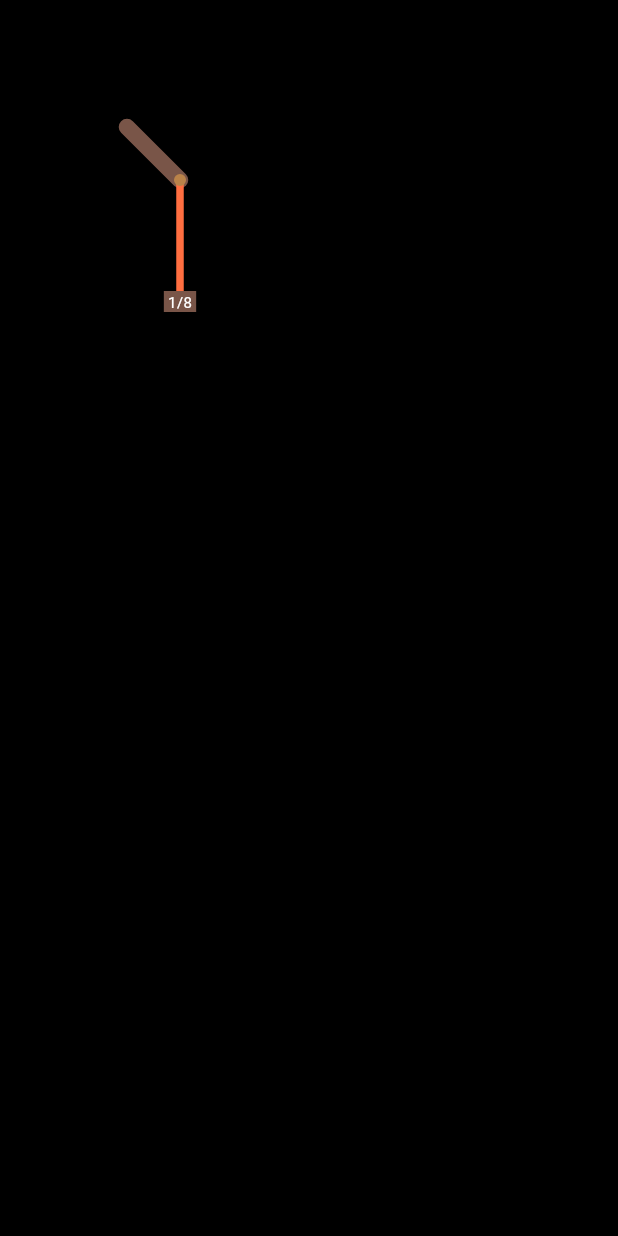
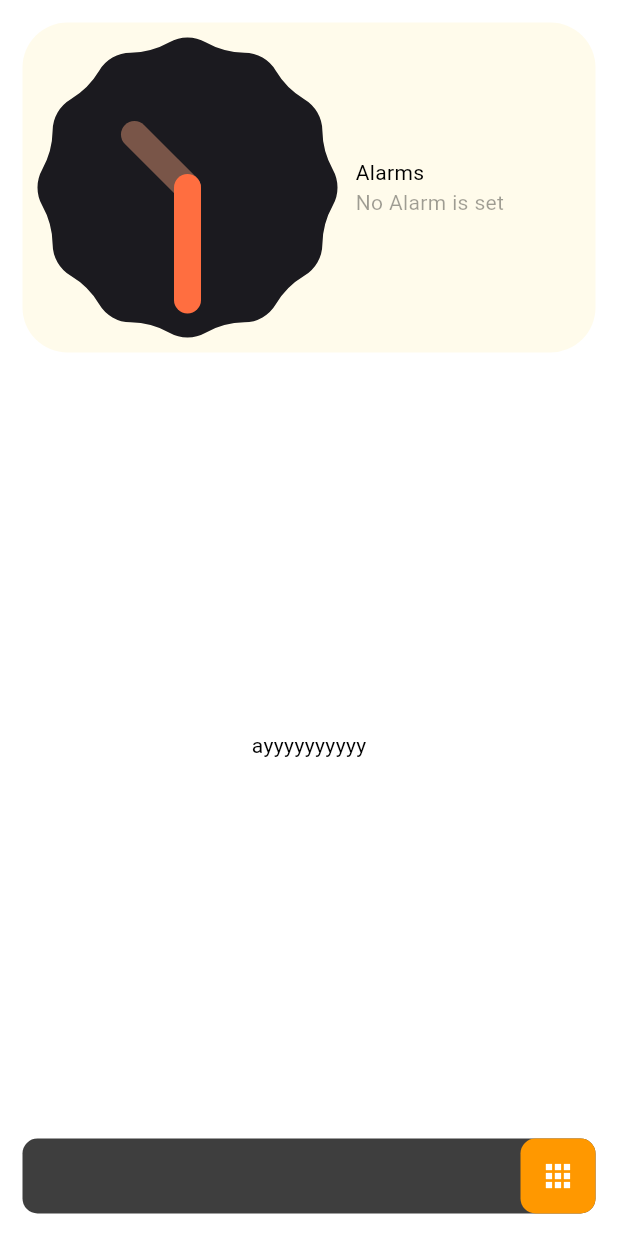
Before and after one commit to hamed-aadi/looncher, a Flutter app: the screen it shows after launch, on a phone screen of 412 x 824 dp. Run offline on Flutter 3.47's test engine with Material 3 defaults, Android fonts, the phone set to English and light mode, and no system bars.

Commit message:
kotlin apps alarms

```diff
--- a/lib/data/alarms.dart
+++ b/lib/data/alarms.dart
@@ -3,11 +3,9 @@ import 'dart:async';
 import 'package:flutter/material.dart';
 import 'package:flutter/services.dart';
 
+import 'package:provider/provider.dart';
 
 class AlarmsModel extends ChangeNotifier {
-  AlarmsModel() {
-    getAlarm();
-  }
 
   final alarmsChannel = const MethodChannel('com.hamedaadi.looncher/alarms');
   String? remainingTime;
--- a/lib/data/apps.dart
+++ b/lib/data/apps.dart
@@ -2,7 +2,6 @@ import 'dart:async';
 
 import 'package:flutter/material.dart';
 import 'package:flutter/services.dart';
-
 
 class App {
   String name;
@@ -36,7 +35,7 @@ class InstalledAppsModel extends ChangeNotifier {
     notifyListeners();
   }
 
-  void addApp(Map<String, dynamic> app) {
+  void addApp(Map app) {
     deviceApps
     ..add(App(
         name: app["name"],
--- a/lib/data/settings.dart
+++ b/lib/data/settings.dart
@@ -1,31 +1,30 @@
 import 'package:flutter/material.dart';
 
 import 'package:looncher/themes/you.dart';
+import 'package:looncher/widgets/hometile_time.dart';
+import 'package:looncher/widgets/hometile_approw.dart';
 
-class GlobalSettingsProvider extends ChangeNotifier {
+class SettingsProvider extends ChangeNotifier {
 
   var theme = You();
+
   StarBorder clockShape = scallopBorder;
-  Color background = Colors.black;
 
-  void changeBackground() {
-    if (background == Colors.black) {
-      background == Colors.green;
-    } else {
-      background == Colors.black;
-    }
-    notifyListeners();
-  }
-
-  void setTheme(dynamic theme) {
-    theme = theme;
-    notifyListeners();
-  }
+  // void setTheme(dynamic theme) {
+  //   theme = theme;
+  //   notifyListeners();
+  // }
 
   void setClockShape({required bool scallop}) {
     clockShape = (scallop ? scallopBorder : octagonBorder);
     notifyListeners();
   }
+
+  List<Widget> homeScreenWidgets = const [
+    TimeTile(),
+    Text("ayyyyyyyyyy"),
+    AppRowTile(),
+  ];
 
 }
 
--- a/lib/main.dart
+++ b/lib/main.dart
@@ -1,18 +1,20 @@
 import 'package:flutter/material.dart';
+import 'package:flutter/services.dart';
 
 import 'package:provider/provider.dart';
 
 import 'package:looncher/data/settings.dart';
 import 'package:looncher/data/alarms.dart';
-import 'package:looncher/data/receivers.dart';
+import 'package:looncher/data/apps.dart';
 import 'package:looncher/page_home.dart';
 
 void main() {
   runApp(
     MultiProvider(
       providers: [
-        ChangeNotifierProvider(create: (context) => GlobalSettingsProvider()),
+        ChangeNotifierProvider(create: (context) => SettingsProvider()),
         ChangeNotifierProvider(create: (context) => AlarmsModel()),
+        ChangeNotifierProvider(create: (context) => InstalledAppsModel()),
       ],
       child: const Launcher()
   ));
@@ -23,12 +25,10 @@ class Launcher extends StatelessWidget {
 
   @override
   Widget build(BuildContext context) {
-    initializeChangeChannel(context);
-    return Consumer<GlobalSettingsProvider>(
-      builder: (context, looncherTheme, _) {
+    initReceivers(context);
     return MaterialApp(
-          theme: looncherTheme.theme.lightTheme,
-          darkTheme: looncherTheme.theme.darkTheme,
+      theme: Provider.of<SettingsProvider>(context).theme.lightTheme,
+      darkTheme: Provider.of<SettingsProvider>(context).theme.darkTheme,
       themeMode: ThemeMode.system,
       debugShowCheckedModeBanner: false,
       home: const PopScope(
@@ -36,6 +36,26 @@ class Launcher extends StatelessWidget {
         child: HomePage())
     );
   }
-    );
 }
+
+void initReceivers(BuildContext context) {
+  const appChannel = MethodChannel('com.hamedaadi.looncher/appReceivers');
+  appChannel.setMethodCallHandler((call) async {
+      switch (call.method) {
+        case 'onAppAdded':
+        var app = call.arguments;
+        Provider.of<InstalledAppsModel>(context, listen: false).addApp(app);
+        break;
+        case 'onAppRemoved':
+        String packageName = call.arguments;
+        Provider.of<InstalledAppsModel>(context, listen: false).removeApp(packageName);
+        break;
+        default:
+        throw MissingPluginException('Not implemented: ${call.method}');
       }
+  });
+  const genChannel = MethodChannel('com.hamedaadi.looncher/genReceivers');
+  genChannel.setMethodCallHandler((_) async {
+      Provider.of<AlarmsModel>(context, listen: false).getAlarm();
+  });
+}
--- /dev/null
+++ b/lib/nowplaying.dart
@@ -0,0 +1 @@
+import 'package:flutter/material.dart';
--- a/lib/page_home.dart
+++ b/lib/page_home.dart
@@ -2,8 +2,6 @@ import 'package:flutter/material.dart';
 import 'package:provider/provider.dart';
 
 import 'data/settings.dart';
-import 'package:looncher/widgets/hometile_approw.dart';
-import 'package:looncher/widgets/hometile_time.dart';
 
 class HomePage extends StatelessWidget {
   const HomePage({super.key});
@@ -11,12 +9,12 @@ class HomePage extends StatelessWidget {
   Widget build(BuildContext context) {
     return  SafeArea(
       child: Scaffold(
-        backgroundColor: Provider.of<GlobalSettingsProvider>(context).background,
         body: Container(        //add gesture detector
-          child: const  Column(
-            children: [         //replace with list from settings
-              TimeTile(),
-            ],
+          padding: EdgeInsets.all(15),
+          child: Column(
+            mainAxisAlignment: MainAxisAlignment.spaceBetween,
+            children: Provider.of<SettingsProvider>(
+              context, listen: true).homeScreenWidgets,
           )
         )
       )
--- a/lib/themes/you.dart
+++ b/lib/themes/you.dart
@@ -3,25 +3,30 @@ import 'package:flutter/material.dart';
 class You {
 
   ThemeData darkTheme = ThemeData(
-    scaffoldBackgroundColor: const Color(0xFF2E3236),
+    cardColor: Color(0xff3e3e3e),
     brightness: Brightness.dark,
     colorScheme: const ColorScheme.dark()
   );
 
   ThemeData lightTheme = ThemeData(
+    cardColor: Color(0xfffffbeb),
     brightness: Brightness.light,
     colorScheme: const ColorScheme.light()
   );
 
-
-
-  final timeTileDecoration = const BoxDecoration(
-
+  BoxDecoration timeTileDecoration(context) => BoxDecoration(
+    color: Theme.of(context).cardColor,
+    borderRadius: BorderRadius.circular(30)
   );
 
+  final appRowDecoration = BoxDecoration(
+    color: Color(0xff3e3e3e),
+    borderRadius: BorderRadius.circular(10)
+  );
 
-  final buttonDecoration = const BoxDecoration(
-
+  final buttonDecoration = BoxDecoration(
+    color: Colors.orange,
+    borderRadius: BorderRadius.circular(10)
   );
 
   final settingsItemDecoration = const BoxDecoration(
--- a/lib/widgets/hometile_approw.dart
+++ b/lib/widgets/hometile_approw.dart
@@ -1 +1,35 @@
 import 'package:flutter/material.dart';
+import 'package:looncher/data/settings.dart';
+
+import 'package:provider/provider.dart';
+
+class AppRowTile extends StatelessWidget {
+  const AppRowTile({super.key});
+
+
+  @override
+  Widget build(BuildContext context) {
+    return Container(
+      decoration: Provider.of<SettingsProvider>(context).theme.appRowDecoration,
+      width: double.infinity,
+      height: 50,
+      child: Row(
+        mainAxisAlignment: MainAxisAlignment.spaceBetween,
+        children: [
+          Container(width: 100,),
+          Align(
+            alignment: Alignment.centerRight,
+            child: InkWell(
+              onTap: () {},
+              child: Container(
+                height: 50,
+                width: 50,
+                decoration:
+                Provider.of<SettingsProvider>(context).theme.buttonDecoration,
+                child: Icon(Icons.apps, color: Colors.white)),
+          ))
+        ],
+      ),
+    );
+  }
+}
--- a/lib/widgets/hometile_time.dart
+++ b/lib/widgets/hometile_time.dart
@@ -1,7 +1,6 @@
 import 'dart:async';
 import 'dart:math';
 import 'package:flutter/material.dart';
-import 'package:flutter/services.dart';
 
 import 'package:provider/provider.dart';
 
@@ -40,14 +39,15 @@ class _TimeTileState extends State<TimeTile> {
   @override
   Widget build(BuildContext context) {
     return Container(
-      margin: EdgeInsets.all(20),
-      decoration: Provider.of<GlobalSettingsProvider>(context, listen: false)
-      .theme
-      .timeTileDecoration,
+      padding: EdgeInsets.all(10),
+      decoration: Provider.of<SettingsProvider>(context, listen: false)
+      .theme.timeTileDecoration(context),
       child: InkWell(
         // TODO: change settings default apps
         onTapDown: (_) => apps.openApp("com.android.deskclock"),
-        child: Row(children: [
+        child: Row(
+          mainAxisAlignment: MainAxisAlignment.spaceBetween,
+          children: [
             _Clock(currentTime),
             _Alarms(),
       ])),
@@ -62,10 +62,19 @@ class _Alarms extends StatelessWidget {
   Widget build(BuildContext context) {
     return Container(
       width: 150,
-      child: Consumer<AlarmsModel>(
-        builder: (_, alarms, __) => Text(
-          alarms.remainingTime ?? "No Alarm is set",
-      )),
+      child: Column(
+        crossAxisAlignment: CrossAxisAlignment.start,
+        children: [
+          Text("Alarms"),
+          Consumer<AlarmsModel>(
+            builder: (_, alarms, __) => Text(
+              alarms.remainingTime ?? "No Alarm is set",
+              style: TextStyle(color:
+                Theme.of(context).disabledColor
+              ),
+          ))
+        ]
+      ),
     );
   }
 }
@@ -80,20 +89,23 @@ class _Clock extends StatelessWidget {
       width: 200,
       height: 200,
       decoration: ShapeDecoration(
-        shape: Provider.of<GlobalSettingsProvider>(
+        color: Color(0xff1b1a1f),
+        shape: Provider.of<SettingsProvider>(
           context, listen: false).clockShape,
       ),
       child: CustomPaint(
         painter: _ClockPainter(dateTime),
-        child: Align(
-          alignment: Alignment.bottomCenter,
-          child: Container(
-            margin: EdgeInsets.only(bottom: 12),
-            color: Colors.brown,
-            child: Text(
-              " ${dateTime.day}/${dateTime.month} ",
-              style: const TextStyle(fontSize: 10, color: Colors.white),
-    )))));
+        //   child: Align(
+        //     alignment: Alignment.bottomCenter,
+        //     child: Container(
+        //       margin: const EdgeInsets.only(bottom: 12),
+        //       // color: Colors.brown,
+        //       child: Text(
+        //         " ${dateTime.day} / ${dateTime.month} ",
+        //         style: const TextStyle(fontSize: 15, color: Colors.brown),
+        // )))
+      )
+    );
   }
 }
 
@@ -118,7 +130,7 @@ class _ClockPainter extends CustomPainter {
       hourHandLength,
       Paint()
       ..color = Colors.brown
-      ..strokeWidth = 11.0
+      ..strokeWidth = 18.0
       ..strokeCap = StrokeCap.round,
     );
 
@@ -129,13 +141,13 @@ class _ClockPainter extends CustomPainter {
       minuteHandLength,
       Paint()
       ..color = Colors.deepOrangeAccent
-      ..strokeWidth = 5.0
+      ..strokeWidth = 18.0
       ..strokeCap = StrokeCap.round,
     );
 
-    canvas.drawCircle(
-      center, radius * 0.04, Paint()..color = Color(0xFFba8349)
-    );
+    // canvas.drawCircle(
+    //   center, radius * 0.1, Paint()..color = Color(0xFFba8349)
+    // );
 
   }
 
--- a/pubspec.yaml
+++ b/pubspec.yaml
@@ -19,3 +19,4 @@ dev_dependencies:
   flutter_lints: ^3.0.0
 
 flutter:
+  uses-material-design: true
```
Also changed, not shown: lib/data/receivers.dart (deleted, +0 -33 lines), lib/widgets/appgrid.dart (added, +39 -0 lines), lib/widgets/tempapps.dart (deleted, +0 -63 lines), 5 other files. Lines whose indentation alone changed are shown as unchanged.
